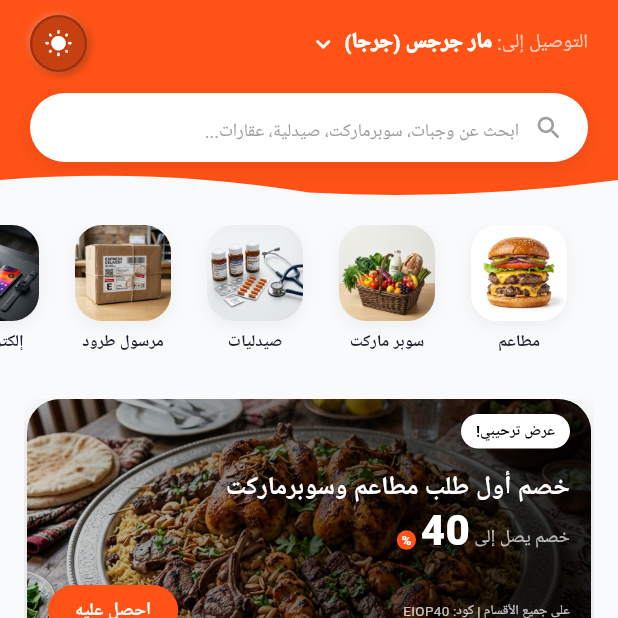
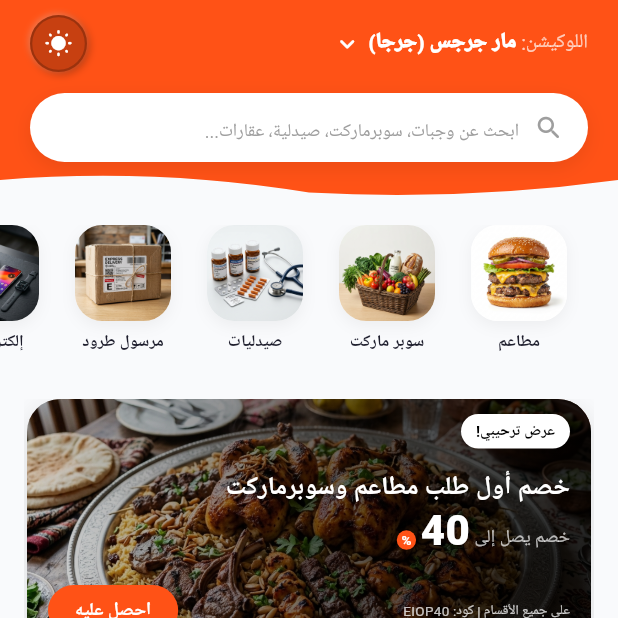
Before and after one commit to khaledibrahim1/EIOP, a Flutter app: the screen it shows after launch, after a tap on "ابدأ الطلب الآن", on a phone screen of 412 x 824 dp, the top half of it. Run offline on Flutter 3.47's test engine with Material 3 defaults, Android fonts, the light colour scheme and no system bars; our stand-ins replace google_fonts; Roboto replaces fonts that are missing (Tajawal).

Commit message:
updeat headr

```diff
--- a/lib/screens/home_screen.dart
+++ b/lib/screens/home_screen.dart
@@ -441,7 +441,7 @@ class _HomeScreenState extends State<HomeScreen> {
                                       child: const Row(
                                         children: [
                                           Text(
-                                            'التوصيل إلى: ',
+                                            'اللوكيشن: ',
                                             style: TextStyle(
                                               fontSize: 13,
                                               fontWeight: FontWeight.w400,
```
